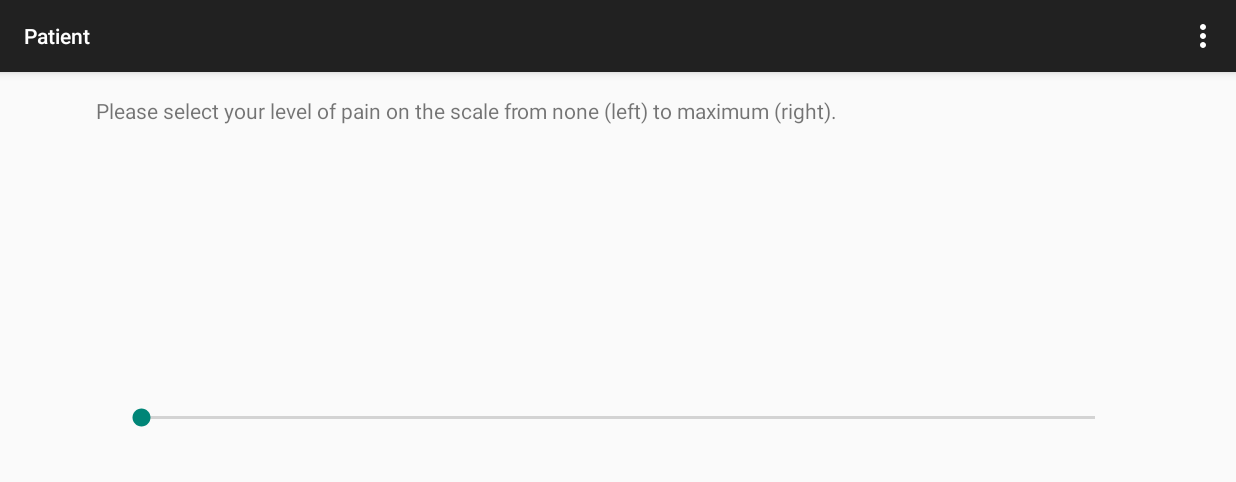
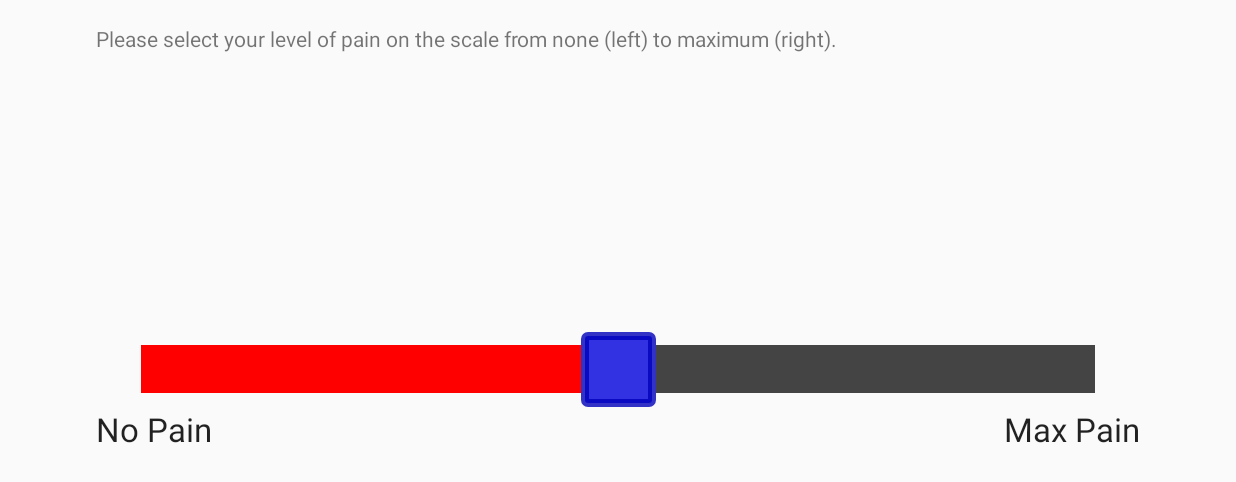
Before and after one commit to landonas/fluffy, an Android app: the PatientActivity screen opened directly, with no data from a screen before it, on a phone screen of 824 x 412 dp (held sideways). Shown: the top 482 px of the screen. Run offline under Robolectric (Android 15) with nearby library versions, the phone set to English and light mode, and no system bars.

Commit message:
Completed cached procedure steps. Changed layout of pain slider. 1 second updates of pain.

```diff
--- a/app/src/main/java/edu/ucsc/fluffy/PatientActivity.java
+++ b/app/src/main/java/edu/ucsc/fluffy/PatientActivity.java
@@ -12,9 +12,11 @@ import android.view.View;
 import android.widget.TextView;
 import android.widget.SeekBar;
 import android.widget.Toast;
-
+import android.view.Display;
+import 	android.util.DisplayMetrics;
 import java.io.File;
 import java.util.ArrayList;
+import android.graphics.Point;
 
 public class PatientActivity extends ActionBarActivity
         implements PatientDialogFragment.PatientIDInterface {
@@ -28,18 +30,31 @@ public class PatientActivity extends ActionBarActivity
     private Float painLevel;
     private SeekBar sb;
 
+    private long lastTime = 0;
     @Override
     protected void onCreate(Bundle savedInstanceState) {
         super.onCreate(savedInstanceState);
         setContentView(R.layout.activity_patient);
 
+        DisplayMetrics dm = new DisplayMetrics();
+        getWindowManager().getDefaultDisplay().getMetrics(dm);
+        Log.i(TAG, "Height x Width: " + dm.widthPixels + "," + dm.xdpi + "," + dm.heightPixels + "," + dm.ydpi);
+        // we need a device that has 10cm width for this app
+        if (dm.widthPixels/dm.xdpi < 3.9371)
+            Toast.makeText(this, "Warning: Display is required to be more than 10cm.", Toast.LENGTH_LONG).show();
+
+
         sb = (SeekBar) findViewById(R.id.seekBar);
+
+        sb.setProgressDrawable(getResources().getDrawable(R.drawable.seek_bar));
+
         sb.setOnSeekBarChangeListener(new SeekBar.OnSeekBarChangeListener() {
             @Override
             public void onStopTrackingTouch(SeekBar seekBar) {
-                Log.i(TAG, "Pain: " + Float.toString(painLevel));
-                long cur_time = System.currentTimeMillis();
-                p.setPain(cur_time, painLevel);
+                // always set the pain level when they stop touching
+                //Log.i(TAG, "Pain: " + Float.toString(painLevel));
+                long curTime = System.currentTimeMillis();
+                p.setPain(curTime, painLevel);
             }
 
             @Override
@@ -49,10 +64,29 @@ public class PatientActivity extends ActionBarActivity
 
             @Override
             public void onProgressChanged(SeekBar seekBar, int progress, boolean fromUser) {
+                long curTime = System.currentTimeMillis();
                 painLevel = progress / 10.0f;
+                // only set the pain level every 1 second approximately while they are touching
+                if (lastTime == 0 || (curTime - lastTime) > 1000) {
+                    p.setPain(curTime, painLevel);
+                    lastTime = curTime;
+                    //Log.i(TAG, "Progress: " + Float.toString(painLevel));
+                }
+
+
             }
         });
+
+        getWindow().getDecorView().setSystemUiVisibility(
+                View.SYSTEM_UI_FLAG_LAYOUT_STABLE
+                        | View.SYSTEM_UI_FLAG_LAYOUT_HIDE_NAVIGATION
+                        | View.SYSTEM_UI_FLAG_LAYOUT_FULLSCREEN
+                        | View.SYSTEM_UI_FLAG_HIDE_NAVIGATION // hide nav bar
+                        | View.SYSTEM_UI_FLAG_FULLSCREEN // hide status bar
+                        | View.SYSTEM_UI_FLAG_IMMERSIVE_STICKY);
     }
+
+
 
     @Override
     protected void onStart() {
--- /dev/null
+++ b/app/src/main/res/drawable/seek_bar.xml
@@ -0,0 +1,44 @@
+<?xml version="1.0" encoding="utf-8"?>
+<layer-list xmlns:android="http://schemas.android.com/apk/res/android">
+
+    <item android:id="@android:id/background" >
+
+        <shape>
+            <gradient
+                android:startColor="#ff444444"
+                android:centerColor="#ff444444"
+                android:centerX="1"
+                android:endColor="#ff444444"
+                android:angle="0"
+                />
+        </shape>
+    </item>
+    <item android:id="@android:id/secondaryProgress" >
+        <clip android:clipOrientation="horizontal" android:gravity="left" >
+            <shape>
+                <gradient
+                    android:startColor="#FFFF0000"
+                    android:centerColor="#FFFF0000"
+                    android:centerX="0.75"
+                    android:endColor="#FFFF0000"
+                    android:angle="0"
+                    />
+            </shape>
+        </clip>
+    </item>
+
+    <item android:id="@android:id/progress" >
+        <clip android:clipOrientation="horizontal" android:gravity="left" >
+            <shape>
+                <gradient
+                    android:startColor="#FFFF0000"
+                    android:centerColor="#FFFF0000"
+                    android:centerX="0.75"
+                    android:endColor="#FFFF0000"
+                    android:angle="0"
+                    />
+            </shape>
+        </clip>
+    </item>
+
+</layer-list>
--- /dev/null
+++ b/app/src/main/res/drawable/seek_bar_thumb.xml
@@ -0,0 +1,10 @@
+<?xml version="1.0" encoding="utf-8"?>
+<shape xmlns:android="http://schemas.android.com/apk/res/android"
+    android:shape="rectangle">
+
+    <size android:height="50dp" android:width="50dp"/>
+    <stroke android:width="5dp" android:color="#CC0000BB"/>
+    <solid android:color="#CC0000DD" />
+    <corners android:radius="2dp" />
+
+</shape>
--- a/app/src/main/res/layout/activity_patient.xml
+++ b/app/src/main/res/layout/activity_patient.xml
@@ -11,17 +11,36 @@
         android:id="@+id/textView" />
 
     <SeekBar
-        android:layout_width="wrap_content"
+        android:layout_width="1000dp"
         android:layout_height="wrap_content"
         android:id="@+id/seekBar"
+        android:progressDrawable="@drawable/seek_bar"
+        android:thumb="@drawable/seek_bar_thumb"
         android:layout_below="@+id/textView"
         android:layout_alignParentStart="true"
         android:layout_marginTop="186dp"
         android:max="100"
-        android:progress="0"
+        android:progress="50"
         android:paddingLeft="30dp"
-        android:paddingRight="30dp"
-        android:layout_alignParentEnd="true" />
+        android:paddingRight="30dp" />
+
+    <TextView
+        android:layout_width="wrap_content"
+        android:layout_height="wrap_content"
+        android:textAppearance="?android:attr/textAppearanceLarge"
+        android:text="No Pain"
+        android:id="@+id/noPain"
+        android:layout_alignTop="@+id/maxPain"
+        android:layout_alignParentStart="true" />
+
+    <TextView
+        android:layout_width="wrap_content"
+        android:layout_height="wrap_content"
+        android:textAppearance="?android:attr/textAppearanceLarge"
+        android:text="Max Pain"
+        android:id="@+id/maxPain"
+        android:layout_below="@+id/seekBar"
+        android:layout_alignEnd="@+id/seekBar" />
 
 
 </RelativeLayout>
```
Also changed, not shown: app/src/main/java/edu/ucsc/fluffy/ChooserActivity.java (+57 -5 lines), app/src/main/java/edu/ucsc/fluffy/DoctorActivity.java (+8 -5 lines), app/src/main/java/edu/ucsc/fluffy/FileManager.java (+28 -14 lines).
